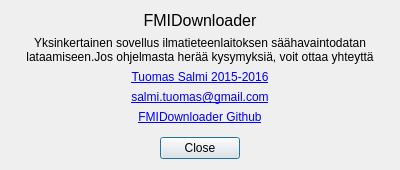
This is gui/qtuifiles/aboutdialog.ui in Tumetsu/FMI-weather-downloader as Qt 5 draws it before an edit. The edited form follows.
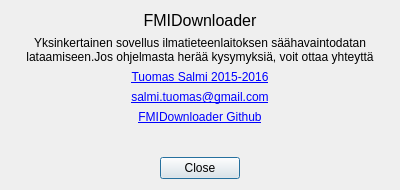
This is the edited form.

Commit message: Fixed too small About dialog.

```diff
--- a/gui/qtuifiles/aboutdialog.ui
+++ b/gui/qtuifiles/aboutdialog.ui
@@ -7,7 +7,7 @@
     <x>0</x>
     <y>0</y>
     <width>400</width>
-    <height>170</height>
+    <height>190</height>
    </rect>
   </property>
   <property name="windowTitle">
```
The commit also changes 1 other file.
